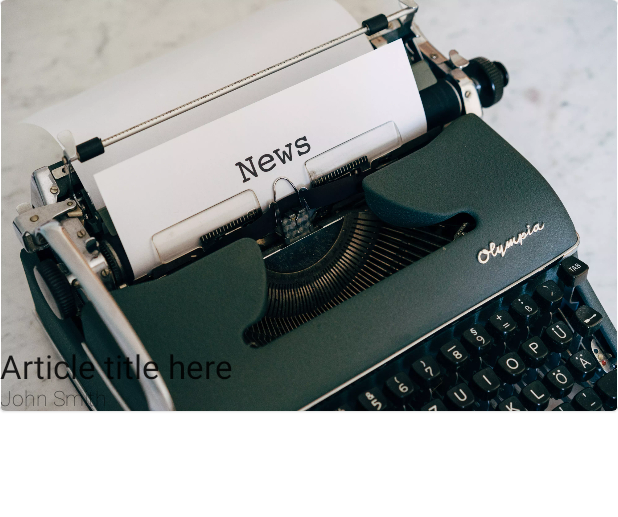
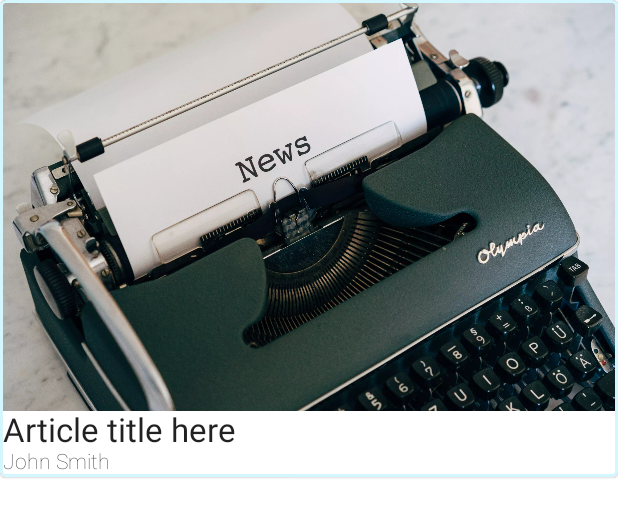
Before and after one commit to welshk91/Pheme, an Android app: the layout article_item.xml on its own in the app's theme, with its tools: preview values and no code run, on a phone screen of 412 x 824 dp. Shown: the top 517 px of the screen. Run offline under Robolectric (Android 15) with nearby library versions, the phone set to English and light mode, and no system bars.

Commit message:
Added border to article's card view

```diff
--- a/app/src/main/res/layout/article_item.xml
+++ b/app/src/main/res/layout/article_item.xml
@@ -3,7 +3,8 @@
     xmlns:tools="http://schemas.android.com/tools"
     xmlns:app="http://schemas.android.com/apk/res-auto"
     android:layout_width="match_parent"
-    android:layout_height="wrap_content">
+    android:layout_height="wrap_content"
+    style="@style/DashboardArticleCard">
 
     <androidx.constraintlayout.widget.ConstraintLayout
         android:layout_width="match_parent"
@@ -19,24 +20,26 @@
             app:layout_constraintStart_toStartOf="parent"
             app:layout_constraintEnd_toEndOf="parent"
             app:layout_constraintTop_toTopOf="parent"
-            app:layout_constraintBottom_toBottomOf="parent"
+            app:layout_constraintBottom_toTopOf="@id/title"
             tools:src="@drawable/markus_winkler_aid_xyrtlec_unsplash" />
 
         <TextView
             android:id="@+id/title"
             style="@style/DashboardArticleTitle"
-            android:layout_width="wrap_content"
+            android:layout_width="0dp"
             android:layout_height="wrap_content"
             app:layout_constraintStart_toStartOf="parent"
+            app:layout_constraintEnd_toEndOf="parent"
             app:layout_constraintBottom_toTopOf="@id/author"
             tools:text="Article title here" />
 
         <TextView
             android:id="@+id/author"
             style="@style/DashboardArticleAuthor"
-            android:layout_width="wrap_content"
+            android:layout_width="0dp"
             android:layout_height="wrap_content"
             app:layout_constraintStart_toStartOf="parent"
+            app:layout_constraintEnd_toEndOf="parent"
             app:layout_constraintBottom_toBottomOf="parent"
             tools:text="John Smith" />
     </androidx.constraintlayout.widget.ConstraintLayout>
--- a/app/src/main/res/values/colors.xml
+++ b/app/src/main/res/values/colors.xml
@@ -6,6 +6,7 @@
 
     <color name="app_icon_background">#D4F6FF</color>
     <color name="progressbar">@color/app_icon_background</color>
+    <color name="dashboard_card_border">@color/app_icon_background</color>
 
     <color name="gradient_start">#00000000</color>
     <color name="gradient_start_middle">#80000000</color>
--- a/app/src/main/res/values/dimens.xml
+++ b/app/src/main/res/values/dimens.xml
@@ -2,6 +2,7 @@
 <resources>
     <dimen name="dashboardArticleMarginTopBottom">18dp</dimen>
     <dimen name="dashboardArticleMarginSide">8dp</dimen>
+    <dimen name="dashboardArticleCardBorder">2dp</dimen>
 
     <dimen name="dashboardArticleMinHeight">200dp</dimen>
     <dimen name="dashboardArticleTitle">22sp</dimen>
--- a/app/src/main/res/values/styles.xml
+++ b/app/src/main/res/values/styles.xml
@@ -12,15 +12,25 @@
         <item name="android:indeterminateTint">@color/progressbar</item>
     </style>
 
+    <style name="DashboardArticleCard" parent="Widget.MaterialComponents.CardView">
+        <item name="strokeWidth">@dimen/dashboardArticleCardBorder</item>
+        <item name="strokeColor">@color/dashboard_card_border</item>
+    </style>
+
     <style name="DashboardArticleTitle" parent="TextAppearance.AppCompat">
         <item name="android:textSize">@dimen/dashboardArticleTitle</item>
         <item name="android:includeFontPadding">false</item>
+        <item name="android:layout_marginStart">@dimen/dashboardArticleCardBorder</item>
+        <item name="android:layout_marginEnd">@dimen/dashboardArticleCardBorder</item>
     </style>
 
     <style name="DashboardArticleAuthor" parent="TextAppearance.AppCompat">
         <item name="android:textSize">@dimen/dashboardArticleAuthor</item>
         <item name="fontFamily">sans-serif-thin</item>
         <item name="android:includeFontPadding">false</item>
+        <item name="android:layout_marginStart">@dimen/dashboardArticleCardBorder</item>
+        <item name="android:layout_marginEnd">@dimen/dashboardArticleCardBorder</item>
+        <item name="android:layout_marginBottom">@dimen/dashboardArticleCardBorder</item>
     </style>
 
 </resources>
```
